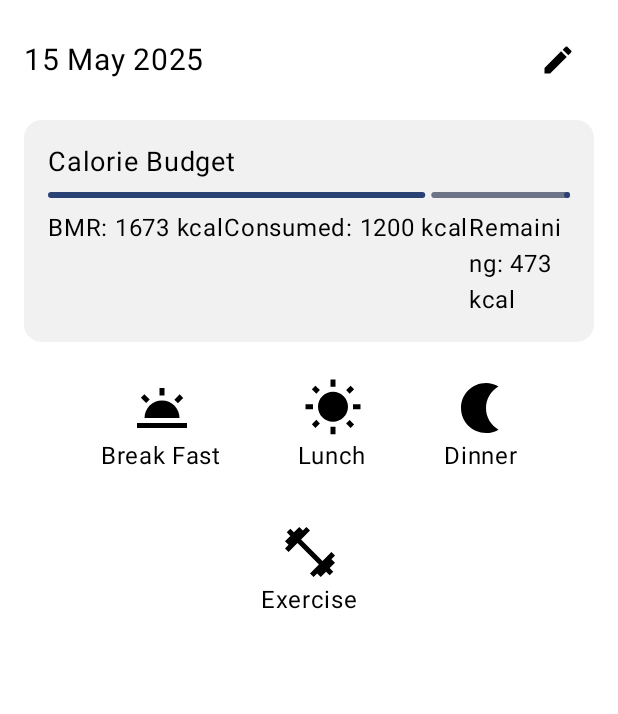
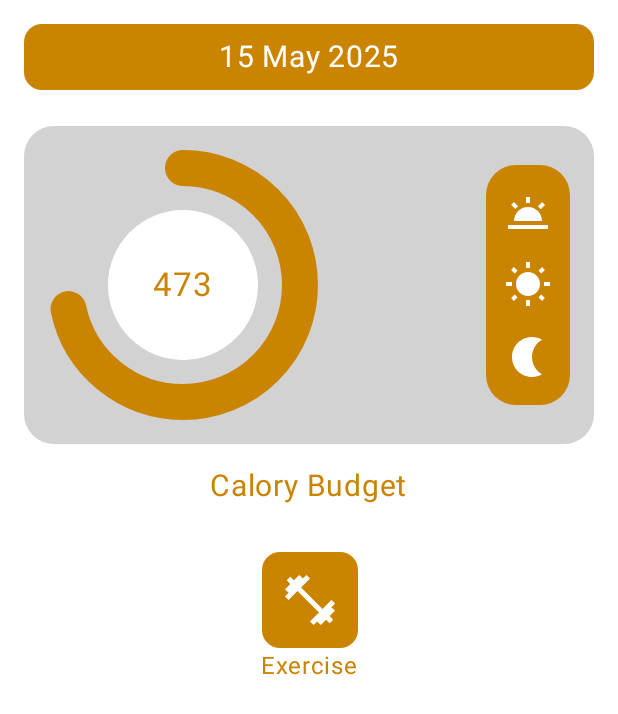
Before and after one commit to AminelMhl/Fitness-App, an Android app built with Jetpack Compose: the HomeScreen screen opened through its navigation route, on a phone screen of 412 x 824 dp. Shown: the top 714 px of the screen. Run offline under Robolectric (Android 15) with nearby library versions, the phone set to English and light mode, and no system bars.

Commit message:
HomeScreen Ui added

```diff
--- a/app/src/main/java/com/example/fitnessapp/ui/screens/HomeScreen.kt
+++ b/app/src/main/java/com/example/fitnessapp/ui/screens/HomeScreen.kt
@@ -3,13 +3,10 @@ package com.example.fitnessapp.ui.screens
 import androidx.compose.foundation.background
 import androidx.compose.foundation.clickable
 import androidx.compose.foundation.layout.*
+import androidx.compose.foundation.shape.CircleShape
 import androidx.compose.foundation.shape.RoundedCornerShape
 import androidx.compose.material.icons.Icons
-import androidx.compose.material.icons.filled.Edit
-import androidx.compose.material.icons.filled.FitnessCenter
-import androidx.compose.material.icons.filled.Nightlight
-import androidx.compose.material.icons.filled.WbSunny
-import androidx.compose.material.icons.filled.WbTwilight
+import androidx.compose.material.icons.filled.*
 import androidx.compose.material3.*
 import androidx.compose.runtime.Composable
 import androidx.compose.runtime.collectAsState
@@ -24,114 +21,130 @@ import com.example.fitnessapp.viewmodel.HomeViewModel
 @Composable
 fun HomeScreen(navController: NavController, viewModel: HomeViewModel) {
     val userState = viewModel.user.collectAsState().value
-    val bmr = viewModel.calculateBMR(userState.weight, userState.height, userState.age, userState.isMale)
-    val progress = viewModel.getProgress(userState.caloriesConsumed, bmr).coerceIn(0f, 1f)
+    val bmr = viewModel.calculateBMR(
+        userState.weight,
+        userState.height,
+        userState.age,
+        userState.isMale
+    )
+    val consumed = userState.caloriesConsumed
+    val progress = (consumed / bmr).coerceIn(0f, 1f)
 
     Column(
         modifier = Modifier
             .fillMaxSize()
+            .padding(16.dp),
+        horizontalAlignment = Alignment.CenterHorizontally
+    ) {
+        // Date Header
+        Box(
+            modifier = Modifier
+                .fillMaxWidth()
+                .background(Color(0xFFCB8400), RoundedCornerShape(12.dp))
+                .padding(vertical = 10.dp),
+            contentAlignment = Alignment.Center
+        ) {
+            Text(text = viewModel.getCurrentDate(), color = Color.White, fontSize = 20.sp)
+        }
+
+        Spacer(modifier = Modifier.height(24.dp))
+
+        // Calorie Budget Section
+        Box(
+            modifier = Modifier
+                .fillMaxWidth()
+                .background(Color(0xFFD2D2D2), RoundedCornerShape(20.dp))
                 .padding(16.dp)
         ) {
-        // Top Bar with Date & Edit Button
             Row(
                 modifier = Modifier.fillMaxWidth(),
-            horizontalArrangement = Arrangement.SpaceBetween,
-            verticalAlignment = Alignment.CenterVertically
+                verticalAlignment = Alignment.CenterVertically,
+                horizontalArrangement = Arrangement.SpaceBetween
             ) {
-            Text(text = viewModel.getCurrentDate(), fontSize = 20.sp)
-            IconButton(onClick = { viewModel.editUserData() }) {
-                Icon(Icons.Default.Edit, contentDescription = "Edit Data")
+                CalorieCircle(bmr = bmr, consumed = consumed)
+
+                Column(
+                    verticalArrangement = Arrangement.SpaceAround,
+                    horizontalAlignment = Alignment.CenterHorizontally,
+                    modifier = Modifier
+                        .background(Color(0xFFCB8400), RoundedCornerShape(20.dp))
+                        .padding(vertical = 8.dp, horizontal = 4.dp)
+                ) {
+                    MealIcon(Icons.Default.WbTwilight, "Breakfast") {
+                        navController.navigate("food")
+                    }
+                    MealIcon(Icons.Default.WbSunny, "Lunch") {
+                        navController.navigate("food")
+                    }
+                    MealIcon(Icons.Default.Nightlight, "Dinner") {
+                        navController.navigate("food")
+                    }
+                }
             }
         }
 
         Spacer(modifier = Modifier.height(16.dp))
 
-        // Calorie Budget Card
-        Card(
-            modifier = Modifier.fillMaxWidth(),
-            shape = RoundedCornerShape(12.dp),
-            colors = CardDefaults.cardColors(containerColor = Color(0xFFF1F1F1))
+        Text(
+            text = "Calory Budget",
+            fontSize = 20.sp,
+            color = Color(0xFFCB8400)
+        )
+
+        Spacer(modifier = Modifier.height(32.dp))
+
+        // Exercise Button
+        Column(horizontalAlignment = Alignment.CenterHorizontally) {
+            Box(
+                modifier = Modifier
+                    .background(Color(0xFFCB8400), RoundedCornerShape(12.dp))
+                    .clickable { navController.navigate("exercise") }
+                    .padding(12.dp)
             ) {
-            Column(modifier = Modifier.padding(16.dp)) {
-                Text("Calorie Budget", fontSize = 18.sp)
-                Spacer(modifier = Modifier.height(8.dp))
-                LinearProgressIndicator(
-                    progress = { progress },
-                    modifier = Modifier.fillMaxWidth(),
-                    color = MaterialTheme.colorScheme.primary,
+                Icon(
+                    Icons.Default.FitnessCenter,
+                    contentDescription = "Exercise",
+                    tint = Color.White,
+                    modifier = Modifier.size(40.dp)
                 )
-                Spacer(modifier = Modifier.height(8.dp))
-                Row(
-                    horizontalArrangement = Arrangement.SpaceBetween,
-                    modifier = Modifier.fillMaxWidth()
-                ) {
-                    Text("BMR: ${bmr.toInt()} kcal")
-                    Text("Consumed: ${userState.caloriesConsumed.toInt()} kcal")
-                    Text("Remaining: ${(bmr - userState.caloriesConsumed).toInt()} kcal")
+            }
+            Text("Exercise", fontSize = 16.sp, color = Color(0xFFCB8400))
         }
     }
 }
 
-        Spacer(modifier = Modifier.height(24.dp))
+@Composable
+fun CalorieCircle(bmr: Float, consumed: Float) {
+    val progress = (consumed / bmr).coerceIn(0f, 1f)
 
-        // Meal Summary Row (BF, L, D)
-        Row(
-            modifier = Modifier.fillMaxWidth(),
-            horizontalArrangement = Arrangement.SpaceEvenly
+    Box(
+        modifier = Modifier.size(180.dp),
+        contentAlignment = Alignment.Center
     ) {
-            ActionButton(
-                text = "Break Fast",
-                icon = Icons.Default.WbTwilight,
-                onClick = { navController.navigate("food") }
+        CircularProgressIndicator(
+            progress = progress,
+            strokeWidth = 24.dp,
+            color = Color(0xFFCB8400),
+            modifier = Modifier.fillMaxSize()
         )
-            ActionButton(
-                text = "Lunch",
-                icon = Icons.Default.WbSunny,
-                onClick = { navController.navigate("food") }
-            )
-            ActionButton(
-                text = "Dinner",
-                icon = Icons.Default.Nightlight,
-                onClick = { navController.navigate("food") }
-            )
-        }
-
-        Spacer(modifier = Modifier.height(32.dp))
-
-        // Quick Access Buttons
-        Row(
-            modifier = Modifier.fillMaxWidth(),
-            horizontalArrangement = Arrangement.SpaceEvenly
+        Box(
+            modifier = Modifier
+                .size(100.dp)
+                .background(Color.White, CircleShape),
+            contentAlignment = Alignment.Center
         ) {
-            ActionButton(
-                text = "Exercise",
-                icon = Icons.Default.FitnessCenter,
-                onClick = { navController.navigate("exercise") }
+            Text(
+                text = "${(bmr - consumed).toInt()}",
+                color = Color(0xFFCB8400),
+                fontSize = 22.sp
             )
         }
     }
 }
 
 @Composable
-fun MealBox(label: String) {
-    Box(
-        modifier = Modifier
-            .size(80.dp)
-            .background(Color(0xFFE0E0E0), RoundedCornerShape(10.dp)),
-        contentAlignment = Alignment.Center
-    ) {
-        Text(label, fontSize = 16.sp)
+fun MealIcon(icon: androidx.compose.ui.graphics.vector.ImageVector, desc: String, onClick: () -> Unit) {
+    IconButton(onClick = onClick) {
+        Icon(icon, contentDescription = desc, tint = Color.White, modifier = Modifier.size(32.dp))
     }
 }
-
-@Composable
-fun ActionButton(text: String, icon: androidx.compose.ui.graphics.vector.ImageVector, onClick: () -> Unit) {
-    Column(
-        horizontalAlignment = Alignment.CenterHorizontally,
-        modifier = Modifier
-            .clickable { onClick() }
-    ) {
-        Icon(icon, contentDescription = text, modifier = Modifier.size(40.dp))
-        Text(text)
-    }
-}
```
Lines whose indentation alone changed are shown as unchanged.
